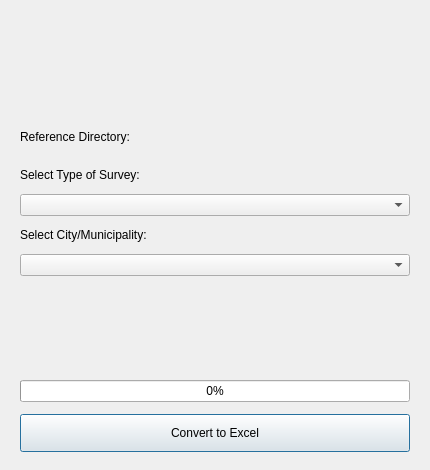
Before: the Qt Designer form gpkg_to_excel_dialog.ui in Syano18/GeoFASU_Mod, drawn with Qt 5.
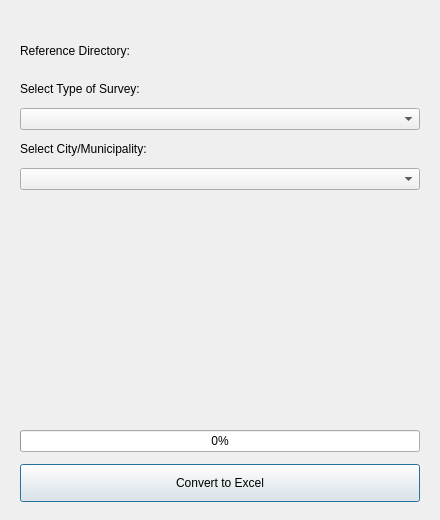
After: the same form once the commit is applied. Custom widgets are drawn as their Qt base class.

Commit message: Resize Window

What changed in the file:
```diff
--- a/gpkg_to_excel_dialog.ui
+++ b/gpkg_to_excel_dialog.ui
@@ -6,14 +6,14 @@
    <rect>
     <x>0</x>
     <y>0</y>
-    <width>430</width>
-    <height>470</height>
+    <width>440</width>
+    <height>520</height>
    </rect>
   </property>
   <property name="minimumSize">
    <size>
-    <width>400</width>
-    <height>450</height>
+    <width>420</width>
+    <height>480</height>
    </size>
   </property>
   <property name="windowTitle">
@@ -37,18 +37,6 @@
    </property>
    <item>
     <widget class="QLabel" name="iconLabel">
-     <property name="minimumSize">
-      <size>
-       <width>0</width>
-       <height>100</height>
-      </size>
-     </property>
-     <property name="maximumSize">
-      <size>
-       <width>16777215</width>
-       <height>120</height>
-      </size>
-     </property>
      <property name="text">
       <string/>
      </property>
```
The commit also changes 4 other files.
